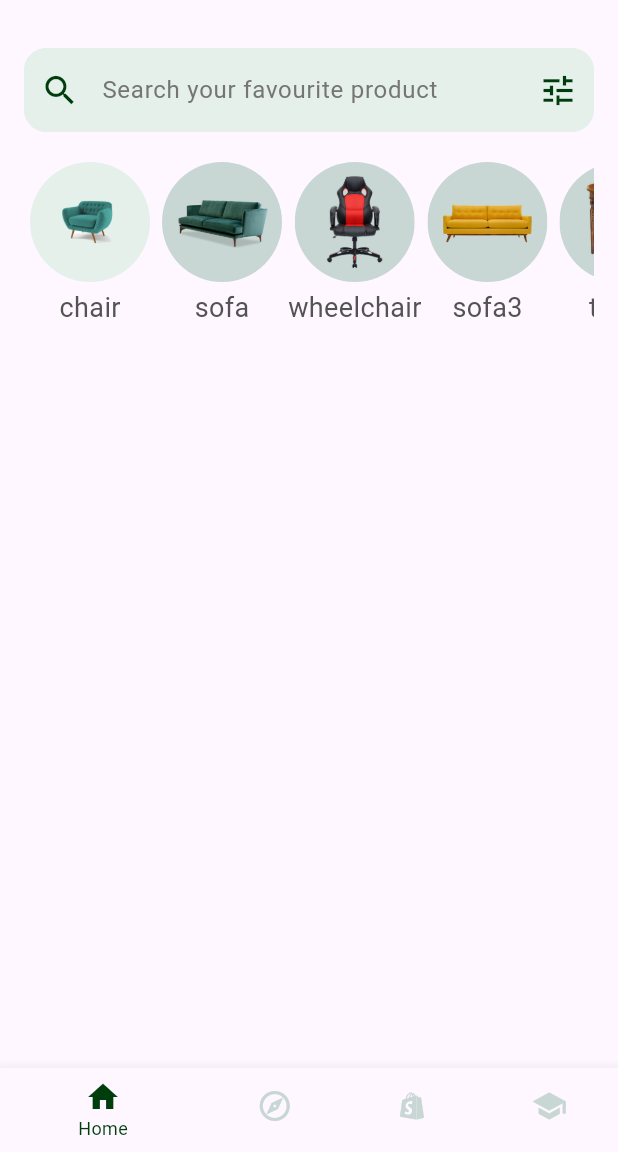
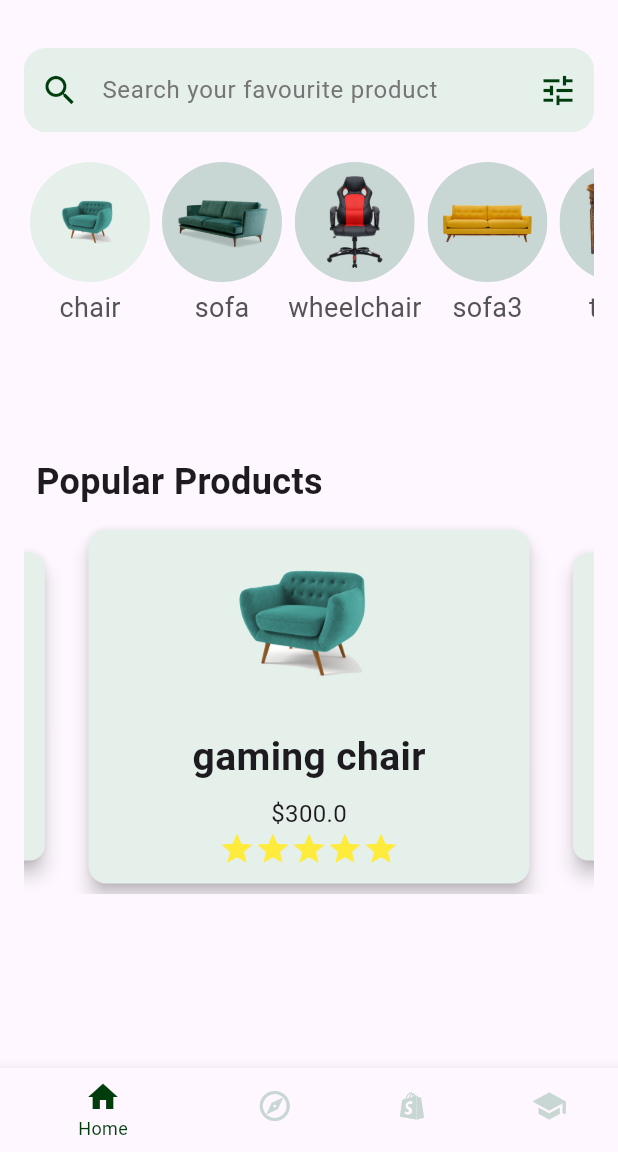
Before and after one commit to anantnipunge/wonder, a Flutter app: the screen it shows after launch, on a phone screen of 412 x 824 dp, the part 84-1236 px from its top. Run offline on Flutter 3.47's test engine with Material 2 defaults, Android fonts, the phone set to English and light mode, and no system bars; drawn by our look-alikes of carousel_slider.

Commit message:
new: PopularCarousel created

```diff
--- a/frontend/lib/Screens/HomeScreen/HomeScreen.dart
+++ b/frontend/lib/Screens/HomeScreen/HomeScreen.dart
@@ -1,11 +1,15 @@
 import 'package:flutter/material.dart';
+import 'package:frontend/Models/Product.dart';
 import 'package:frontend/Screens/HomeScreen/components/Categories.dart';
 import 'package:frontend/Screens/HomeScreen/components/MySearchBar.dart';
+import 'package:frontend/Screens/HomeScreen/components/PopularCarousel.dart';
+// import 'package:frontend/assets';
 
 import '../../constants/constants.dart';
 
 class HomeScreen extends StatefulWidget {
-  const HomeScreen({super.key});
+  //const HomeScreen({super.key});
+  const HomeScreen({Key? key}) : super(key: key);
 
   @override
   State<HomeScreen> createState() => _HomeState();
@@ -15,14 +19,18 @@ class _HomeState extends State<HomeScreen> {
   @override
   Widget build(BuildContext context) {
     return Scaffold(
+      // resizeToAvoidBottomInset: false,
       appBar: buildAppBar(),
-      body: const SafeArea(
+      body: SafeArea(
         child: Padding(
           padding: EdgeInsets.all(16.0),
           child: Column(
             children: [
               MySearchBar(),
               Categories(),
+              PopularCarousel(
+                products: productList,
+              ),
             ],
           ),
         ),
--- /dev/null
+++ b/frontend/lib/Screens/HomeScreen/components/PopularCarousel.dart
@@ -0,0 +1,109 @@
+import 'package:flutter/material.dart';
+import 'package:carousel_slider/carousel_slider.dart';
+import 'package:frontend/Models/Product.dart';
+import 'package:frontend/constants/constants.dart';
+
+class PopularCarousel extends StatelessWidget {
+  final List<Product> products;
+
+  const PopularCarousel({
+    Key? key,
+    required this.products,
+  }) : super(key: key);
+
+  @override
+  Widget build(BuildContext context) {
+    return Column(
+      crossAxisAlignment: CrossAxisAlignment.start,
+      children: [
+        // Add the title widget here
+        Padding(
+          padding: EdgeInsets.fromLTRB(8.0, 0.0, 8.0, 8.0), // Add left padding
+          child: Text(
+            'Popular Products',
+            style: TextStyle(
+              fontSize: 24,
+              fontWeight: FontWeight.bold,
+            ),
+          ),
+        ),
+        CarouselSlider.builder(
+          itemCount: products.length,
+          itemBuilder: (BuildContext context, int index, int realIndex) {
+            final product = products[index];
+            return ProductCard(
+              imgurl: product.imgurl,
+              title: product.title,
+              price: product.price,
+              rating: product.rating,
+            );
+          },
+          options: CarouselOptions(
+            height: 250, // Adjust the height as needed
+            autoPlay: true,
+            autoPlayInterval: Duration(seconds: 3),
+            autoPlayAnimationDuration: Duration(milliseconds: 800),
+            autoPlayCurve: Curves.fastOutSlowIn,
+            enlargeCenterPage: true,
+          ),
+        ),
+      ],
+    );
+  }
+}
+
+class ProductCard extends StatelessWidget {
+  final String imgurl;
+  final String title;
+  final double price;
+  final double rating;
+
+  ProductCard({
+    required this.imgurl,
+    required this.title,
+    required this.price,
+    required this.rating,
+  });
+
+  @override
+  Widget build(BuildContext context) {
+    // Card widget here
+    return Card(
+      color: kGinColor,
+      elevation: 5,
+      surfaceTintColor: kGinColor,
+      margin: EdgeInsets.symmetric(horizontal: 5, vertical: 7),
+      child: SingleChildScrollView(
+        child: Column(
+          crossAxisAlignment: CrossAxisAlignment.center,
+          children: <Widget>[
+            Image.asset(imgurl, height: 125, width: 160, fit: BoxFit.contain),
+            Padding(
+              padding: const EdgeInsets.all(8.0),
+              child: Text(
+                title,
+                style: TextStyle(fontSize: 26, fontWeight: FontWeight.bold),
+                // overflow: TextOverflow
+                //     .ellipsis, // Handle overflow by displaying ellipsis
+                // maxLines: 2,
+              ),
+            ),
+            Text('\$$price', style: TextStyle(fontSize: 16)),
+            Row(
+              mainAxisAlignment: MainAxisAlignment.center,
+              children: <Widget>[
+                for (int i = 0; i < 5; i++)
+                  Icon(
+                    Icons.star,
+                    color: i < rating ? Colors.yellow : Colors.grey,
+                  ),
+              ],
+            ),
+          ],
+        ),
+      ),
+    );
+  }
+}
+
+// ... Rest of the code
```
Also changed, not shown: frontend/pubspec.yaml (+5 -4 lines), frontend/pubspec.lock.
